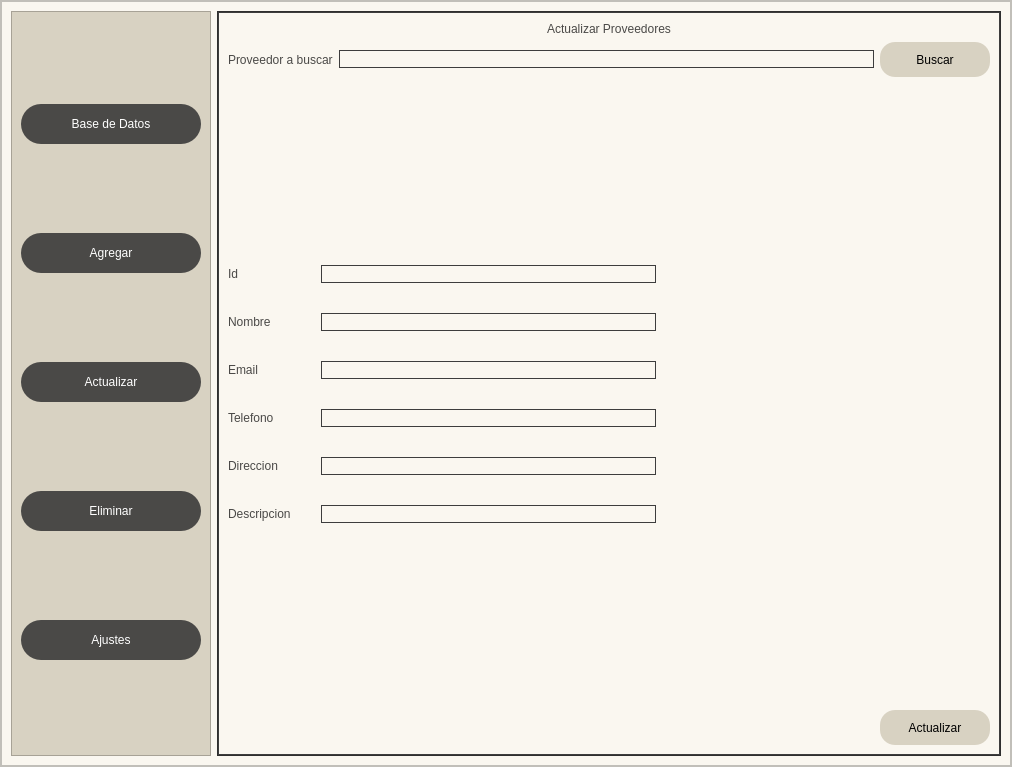
First picture: the form in ProgramandoInterfaz/ventanaGestionarProveedores/ventanaGestionarProveedores.ui, repository athlozone/Proyecto-Final, before the edit.
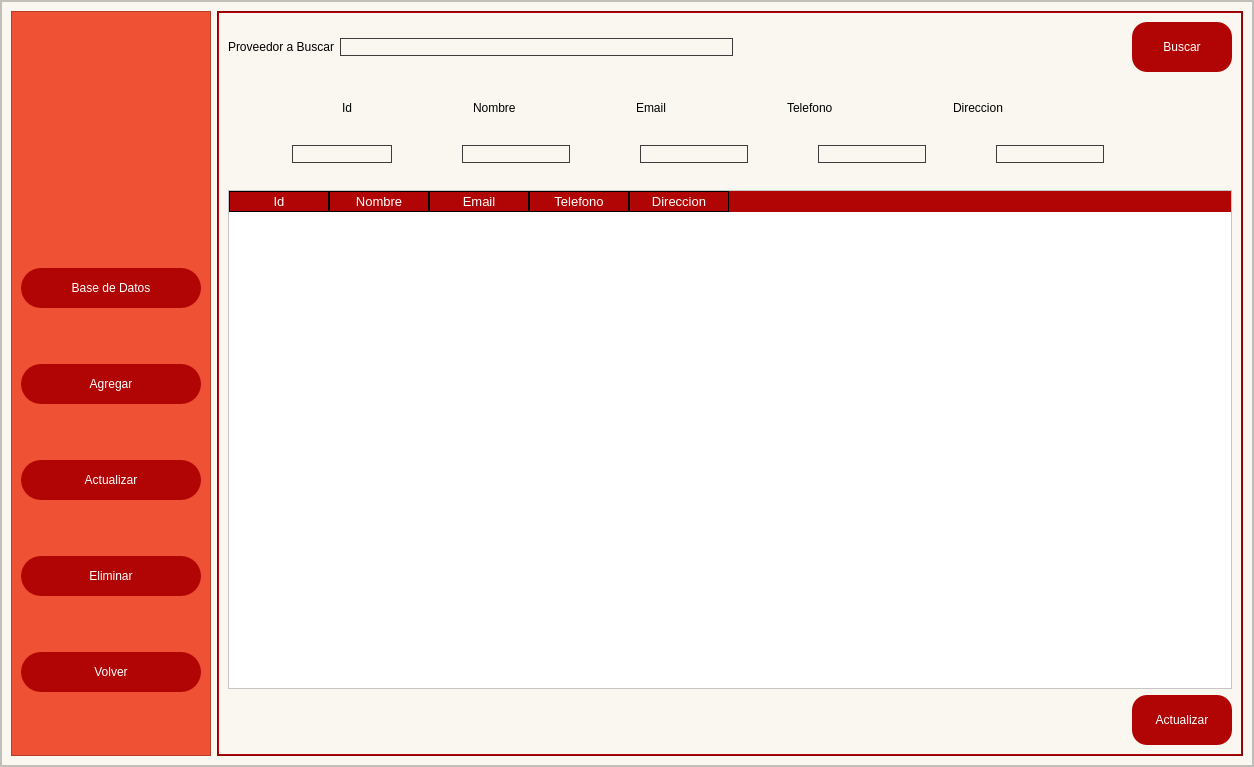
Second picture: the form after the edit. The open tabs and pages were chosen to show the change. Icons and pictures are not drawn.

The edit to the form file:
```diff
--- a/ProgramandoInterfaz/ventanaGestionarProveedores/ventanaGestionarProveedores.ui
+++ b/ProgramandoInterfaz/ventanaGestionarProveedores/ventanaGestionarProveedores.ui
@@ -6,7 +6,7 @@
    <rect>
     <x>0</x>
     <y>0</y>
-    <width>1012</width>
+    <width>1254</width>
     <height>767</height>
    </rect>
   </property>
@@ -97,11 +97,11 @@
             </property>
             <property name="styleSheet">
              <string notr="true">QFrame{
-background-color: rgb(216, 210, 194)
+background-color: rgb(239, 81, 52)
 }
 
 QPushButton{
-background-color: #4A4947;
+background-color: rgb(177, 5, 5);
 border-radius: 20px;
 color: white;
 font: 77 10pt &quot;Arial-Black&quot;;
@@ -122,6 +122,34 @@
              <enum>QFrame::Raised</enum>
             </property>
             <layout class="QVBoxLayout" name="verticalLayout_3">
+             <property name="topMargin">
+              <number>0</number>
+             </property>
+             <item>
+              <widget class="QLabel" name="label_16">
+               <property name="minimumSize">
+                <size>
+                 <width>100</width>
+                 <height>100</height>
+                </size>
+               </property>
+               <property name="maximumSize">
+                <size>
+                 <width>16777215</width>
+                 <height>150</height>
+                </size>
+               </property>
+               <property name="text">
+                <string/>
+               </property>
+               <property name="pixmap">
+                <pixmap>../logoAthloZone.png</pixmap>
+               </property>
+               <property name="scaledContents">
+                <bool>true</bool>
+               </property>
+              </widget>
+             </item>
              <item>
               <widget class="QPushButton" name="botonBaseDatos">
                <property name="minimumSize">
@@ -183,7 +211,7 @@
                 </size>
                </property>
                <property name="text">
-                <string>Ajustes</string>
+                <string>Volver</string>
                </property>
               </widget>
              </item>
@@ -194,26 +222,26 @@
            <widget class="QFrame" name="framePaginas">
             <property name="styleSheet">
              <string notr="true">QFrame{
-	background-color: rgb(61, 61, 61);
+	background-color:rgb(177, 5, 5);
 }
 
 QLabel{
 	font: 87 12pt &quot;Arial Black&quot;;
 	background-color: #000000ff;
-	color: rgb(74, 73, 71);
+	color: black;
 	border: 0px solid #14C8DC;
 }
 
 QLineEdit{
-	color: rgb(255, 255, 255);
+	color: black;
 	border: 0.5px solid rgb(61, 61, 61);
 	font: 75 12pt &quot;Times New Roman&quot;;
 }
 
 QPushButton{
-	background-color: rgb(216, 210, 194);
+	background-color: rgb(177, 5, 5);
 	border-radius: 15px;
-	color: black;
+	color: white;
 	font: 20 12pt &quot;Arial&quot;;
 
 }
@@ -236,7 +264,7 @@
 }
 
 QHeaderView::section {
-    background-color:rgb(74, 73, 71);
+    background-color:rgb(177, 5, 5);
     border: 1px solid rgb(0, 0, 0);
     font-size: 10pt;
 	color: white;
@@ -248,6 +276,7 @@
 }
 
 
+
 </string>
             </property>
             <property name="frameShape">
@@ -527,35 +556,38 @@
                 </layout>
                </widget>
                <widget class="QWidget" name="paginaActualizar">
-                <layout class="QVBoxLayout" name="verticalLayout_10">
+                <layout class="QVBoxLayout" name="verticalLayout">
                  <item>
-                  <widget class="QLabel" name="label_10">
-                   <property name="text">
-                    <string>Actualizar Proveedores</string>
-                   </property>
-                   <property name="alignment">
-                    <set>Qt::AlignCenter</set>
-                   </property>
-                  </widget>
-                 </item>
+                  <layout class="QHBoxLayout" name="horizontalLayout">
                  <item>
-                  <layout class="QHBoxLayout" name="horizontalLayout_9">
-                   <item>
-                    <widget class="QLabel" name="label_11">
+                    <widget class="QLabel" name="label_9">
                      <property name="text">
-                      <string>Proveedor a buscar</string>
+                      <string>Proveedor a Buscar</string>
                      </property>
                     </widget>
                    </item>
                    <item>
                     <widget class="QLineEdit" name="lineEditBuscarActualizar"/>
                    </item>
+                   <item>
+                    <spacer name="horizontalSpacer">
+                     <property name="orientation">
+                      <enum>Qt::Horizontal</enum>
+                     </property>
+                     <property name="sizeHint" stdset="0">
+                      <size>
+                       <width>40</width>
+                       <height>20</height>
+                      </size>
+                     </property>
+                    </spacer>
+                   </item>
                    <item>
                     <widget class="QPushButton" name="botonBuscarActualizar">
                      <property name="minimumSize">
                       <size>
-                       <width>110</width>
-                       <height>35</height>
+                       <width>100</width>
+                       <height>50</height>
                       </size>
                      </property>
                      <property name="text">
@@ -566,46 +598,86 @@
                   </layout>
                  </item>
                  <item>
-                  <spacer name="verticalSpacer_4">
+                  <layout class="QHBoxLayout" name="horizontalLayout_8">
+                   <property name="topMargin">
+                    <number>20</number>
+                   </property>
+                   <property name="bottomMargin">
+                    <number>20</number>
+                   </property>
+                   <item>
+                    <spacer name="horizontalSpacer_19">
                    <property name="orientation">
-                    <enum>Qt::Vertical</enum>
+                      <enum>Qt::Horizontal</enum>
                    </property>
                    <property name="sizeHint" stdset="0">
                     <size>
-                     <width>20</width>
-                     <height>40</height>
+                       <width>40</width>
+                       <height>20</height>
                     </size>
                    </property>
                   </spacer>
                  </item>
                  <item>
-                  <layout class="QHBoxLayout" name="horizontalLayout_7">
-                   <property name="spacing">
-                    <number>30</number>
-                   </property>
+                    <widget class="QLabel" name="label_10">
+                     <property name="text">
+                      <string>Id</string>
+                     </property>
+                    </widget>
+                   </item>
                    <item>
-                    <layout class="QVBoxLayout" name="verticalLayout_9">
+                    <spacer name="horizontalSpacer_6">
+                     <property name="orientation">
+                      <enum>Qt::Horizontal</enum>
+                     </property>
+                     <property name="sizeHint" stdset="0">
+                      <size>
+                       <width>40</width>
+                       <height>20</height>
+                      </size>
+                     </property>
+                    </spacer>
+                   </item>
+                   <item>
+                    <widget class="QLabel" name="label_11">
+                     <property name="text">
+                      <string>Nombre</string>
+                     </property>
+                    </widget>
+                   </item>
+                   <item>
+                    <spacer name="horizontalSpacer_8">
+                     <property name="orientation">
+                      <enum>Qt::Horizontal</enum>
+                     </property>
+                     <property name="sizeHint" stdset="0">
+                      <size>
+                       <width>40</width>
+                       <height>20</height>
+                      </size>
+                     </property>
+                    </spacer>
+                   </item>
                      <item>
                       <widget class="QLabel" name="label_12">
                        <property name="text">
-                        <string>Id</string>
-                       </property>
-                      </widget>
-                     </item>
-                     <item>
-                      <widget class="QLabel" name="label_17">
-                       <property name="text">
-                        <string>Nombre</string>
-                       </property>
-                      </widget>
-                     </item>
-                     <item>
-                      <widget class="QLabel" name="label_14">
-                       <property name="text">
                         <string>Email</string>
                        </property>
                       </widget>
                      </item>
+                   <item>
+                    <spacer name="horizontalSpacer_9">
+                     <property name="orientation">
+                      <enum>Qt::Horizontal</enum>
+                     </property>
+                     <property name="sizeHint" stdset="0">
+                      <size>
+                       <width>40</width>
+                       <height>20</height>
+                      </size>
+                     </property>
+                    </spacer>
+                   </item>
                      <item>
                       <widget class="QLabel" name="label_13">
                        <property name="text">
@@ -614,45 +686,131 @@
                       </widget>
                      </item>
                      <item>
-                      <widget class="QLabel" name="label_16">
+                    <spacer name="horizontalSpacer_10">
+                     <property name="orientation">
+                      <enum>Qt::Horizontal</enum>
+                     </property>
+                     <property name="sizeHint" stdset="0">
+                      <size>
+                       <width>40</width>
+                       <height>20</height>
+                      </size>
+                     </property>
+                    </spacer>
+                   </item>
+                   <item>
+                    <widget class="QLabel" name="label_14">
                        <property name="text">
                         <string>Direccion</string>
                        </property>
                       </widget>
                      </item>
                      <item>
-                      <widget class="QLabel" name="label_15">
-                       <property name="text">
-                        <string>Descripcion</string>
-                       </property>
-                      </widget>
-                     </item>
+                    <spacer name="horizontalSpacer_11">
+                     <property name="orientation">
+                      <enum>Qt::Horizontal</enum>
+                     </property>
+                     <property name="sizeHint" stdset="0">
+                      <size>
+                       <width>40</width>
+                       <height>20</height>
+                      </size>
+                     </property>
+                    </spacer>
+                   </item>
+                   <item>
+                    <spacer name="horizontalSpacer_20">
+                     <property name="orientation">
+                      <enum>Qt::Horizontal</enum>
+                     </property>
+                     <property name="sizeHint" stdset="0">
+                      <size>
+                       <width>40</width>
+                       <height>20</height>
+                      </size>
+                     </property>
+                    </spacer>
+                   </item>
                     </layout>
                    </item>
                    <item>
-                    <layout class="QVBoxLayout" name="verticalLayout">
+                  <layout class="QHBoxLayout" name="horizontalLayout_9">
+                   <property name="bottomMargin">
+                    <number>20</number>
+                   </property>
                      <item>
-                      <widget class="QLineEdit" name="lineEditActualizarId"/>
+                    <spacer name="horizontalSpacer_17">
+                     <property name="orientation">
+                      <enum>Qt::Horizontal</enum>
+                     </property>
+                     <property name="sizeHint" stdset="0">
+                      <size>
+                       <width>40</width>
+                       <height>20</height>
+                      </size>
+                     </property>
+                    </spacer>
                      </item>
                      <item>
-                      <widget class="QLineEdit" name="lineEditActualizarNombre"/>
+                    <widget class="QLineEdit" name="lineEditIdActualizarProveedor">
+                     <property name="maximumSize">
+                      <size>
+                       <width>100</width>
+                       <height>16777215</height>
+                      </size>
+                     </property>
+                    </widget>
                      </item>
                      <item>
-                      <widget class="QLineEdit" name="lineEditActualizarEmail"/>
+                    <spacer name="horizontalSpacer_12">
+                     <property name="orientation">
+                      <enum>Qt::Horizontal</enum>
+                     </property>
+                     <property name="sizeHint" stdset="0">
+                      <size>
+                       <width>40</width>
+                       <height>20</height>
+                      </size>
+                     </property>
+                    </spacer>
                      </item>
                      <item>
-                      <widget class="QLineEdit" name="lineEditActualizarTelefono"/>
+                    <widget class="QLineEdit" name="lineEditNombreActualizarProveedor"/>
                      </item>
                      <item>
-                      <widget class="QLineEdit" name="lineEditActualizarDireccion"/>
+                    <spacer name="horizontalSpacer_13">
+                     <property name="orientation">
+                      <enum>Qt::Horizontal</enum>
+                     </property>
+                     <property name="sizeHint" stdset="0">
+                      <size>
+                       <width>40</width>
+                       <height>20</height>
+                      </size>
+                     </property>
+                    </spacer>
                      </item>
                      <item>
-                      <widget class="QLineEdit" name="lineEditActualizarDescripcion"/>
-                     </item>
-                    </layout>
+                    <widget class="QLineEdit" name="lineEditEmailActualizarProveedor"/>
+                   </item>
+                   <item>
+                    <spacer name="horizontalSpacer_14">
+                     <property name="orientation">
+                      <enum>Qt::Horizontal</enum>
+                     </property>
+                     <property name="sizeHint" stdset="0">
+                      <size>
+                       <width>40</width>
+                       <height>20</height>
+                      </size>
+                     </property>
+                    </spacer>
                    </item>
                    <item>
-                    <spacer name="horizontalSpacer_6">
+                    <widget class="QLineEdit" name="lineEditTelefonoActualizarProveedor"/>
+                   </item>
+                   <item>
+                    <spacer name="horizontalSpacer_15">
                      <property name="orientation">
                       <enum>Qt::Horizontal</enum>
                      </property>
@@ -664,25 +822,70 @@
                      </property>
                     </spacer>
                    </item>
-                  </layout>
+                   <item>
+                    <widget class="QLineEdit" name="lineEditDireccionActualizarProveedor"/>
                  </item>
                  <item>
-                  <spacer name="verticalSpacer_3">
+                    <spacer name="horizontalSpacer_16">
                    <property name="orientation">
-                    <enum>Qt::Vertical</enum>
+                      <enum>Qt::Horizontal</enum>
                    </property>
                    <property name="sizeHint" stdset="0">
                     <size>
-                     <width>20</width>
-                     <height>40</height>
+                       <width>40</width>
+                       <height>20</height>
                     </size>
                    </property>
                   </spacer>
                  </item>
                  <item>
-                  <layout class="QHBoxLayout" name="horizontalLayout_8">
+                    <spacer name="horizontalSpacer_18">
+                     <property name="orientation">
+                      <enum>Qt::Horizontal</enum>
+                     </property>
+                     <property name="sizeHint" stdset="0">
+                      <size>
+                       <width>40</width>
+                       <height>20</height>
+                      </size>
+                     </property>
+                    </spacer>
+                   </item>
+                  </layout>
+                 </item>
                    <item>
-                    <widget class="QLabel" name="signalActualizar">
+                  <widget class="QTableWidget" name="tablaActualizarProveedor">
+                   <column>
+                    <property name="text">
+                     <string>Id</string>
+                    </property>
+                   </column>
+                   <column>
+                    <property name="text">
+                     <string>Nombre</string>
+                    </property>
+                   </column>
+                   <column>
+                    <property name="text">
+                     <string>Email</string>
+                    </property>
+                   </column>
+                   <column>
+                    <property name="text">
+                     <string>Telefono</string>
+                    </property>
+                   </column>
+                   <column>
+                    <property name="text">
+                     <string>Direccion</string>
+                    </property>
+                   </column>
+                  </widget>
+                 </item>
+                 <item>
+                  <layout class="QHBoxLayout" name="horizontalLayout_7">
+                   <item>
+                    <widget class="QLabel" name="signalActualizarProveedor">
                      <property name="minimumSize">
                       <size>
                        <width>120</width>
@@ -708,11 +911,11 @@
                     </spacer>
                    </item>
                    <item>
-                    <widget class="QPushButton" name="botonActualizar2">
+                    <widget class="QPushButton" name="botonActualizarProveedor">
                      <property name="minimumSize">
                       <size>
-                       <width>110</width>
-                       <height>35</height>
+                       <width>100</width>
+                       <height>50</height>
                       </size>
                      </property>
                      <property name="text">
```
Left out of the diff: 41 changed lines with no effect on the pictures. Lines whose indentation alone changed are shown as unchanged.
